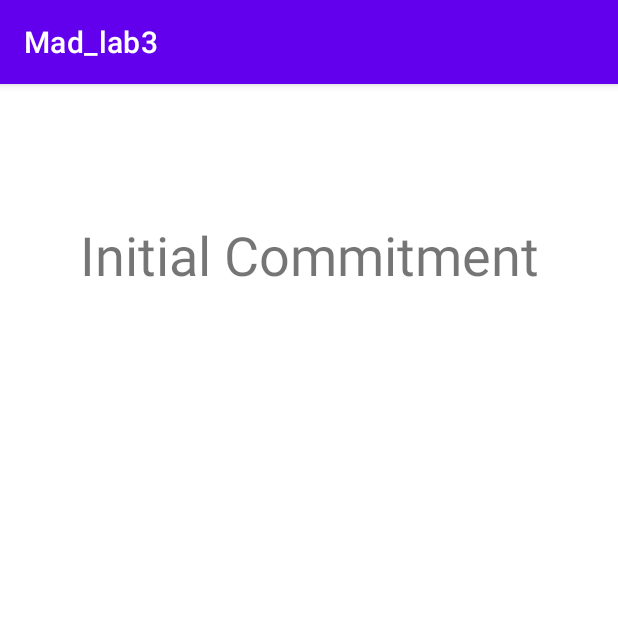
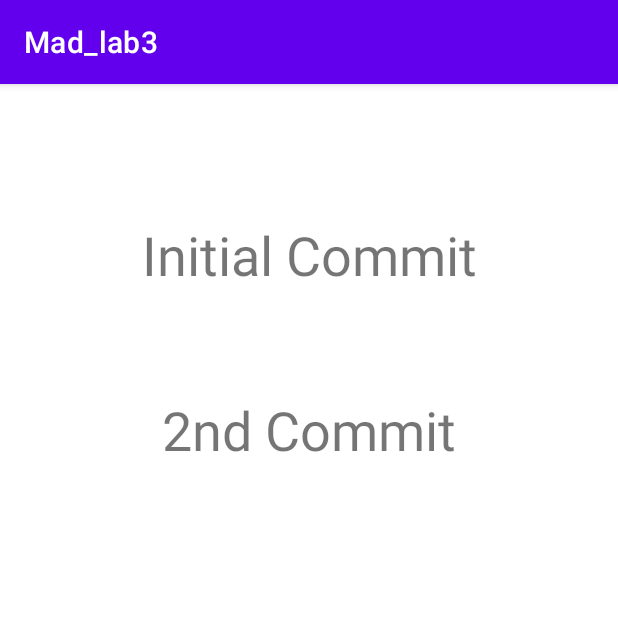
Before and after one commit to seyon-web/mad_lab3, an Android app: the screen it shows after launch (MainActivity), on a phone screen of 412 x 824 dp, the top half of it. Run offline under Robolectric (Android 15) with nearby library versions, the phone set to English and light mode, and no system bars.

Commit message:
2nd Commit

```diff
--- a/app/src/main/res/layout/activity_main.xml
+++ b/app/src/main/res/layout/activity_main.xml
@@ -7,10 +7,10 @@
     tools:context=".MainActivity">
 
     <TextView
-        android:id="@+id/text"
+        android:id="@+id/text3"
         android:layout_width="wrap_content"
         android:layout_height="wrap_content"
-        android:text="@string/initial_commitment"
+        android:text="@string/initial_commit"
         android:textSize="36sp"
         app:layout_constraintBottom_toBottomOf="parent"
         app:layout_constraintEnd_toEndOf="parent"
@@ -20,4 +20,18 @@
         app:layout_constraintTop_toTopOf="parent"
         app:layout_constraintVertical_bias="0.124" />
 
+    <TextView
+        android:id="@+id/text"
+        android:layout_width="wrap_content"
+        android:layout_height="wrap_content"
+        android:text="@string/_2nd_commit"
+        android:textSize="36sp"
+        app:layout_constraintBottom_toBottomOf="parent"
+        app:layout_constraintEnd_toEndOf="parent"
+        app:layout_constraintLeft_toLeftOf="parent"
+        app:layout_constraintRight_toRightOf="parent"
+        app:layout_constraintStart_toStartOf="parent"
+        app:layout_constraintTop_toTopOf="parent"
+        app:layout_constraintVertical_bias="0.286" />
+
 </androidx.constraintlayout.widget.ConstraintLayout>
--- a/app/src/main/res/values/strings.xml
+++ b/app/src/main/res/values/strings.xml
@@ -1,4 +1,6 @@
 <resources>
     <string name="app_name">Mad_lab3</string>
     <string name="initial_commitment">Initial Commitment</string>
+    <string name="initial_commit">Initial Commit</string>
+    <string name="_2nd_commit">2nd Commit</string>
 </resources>
```
